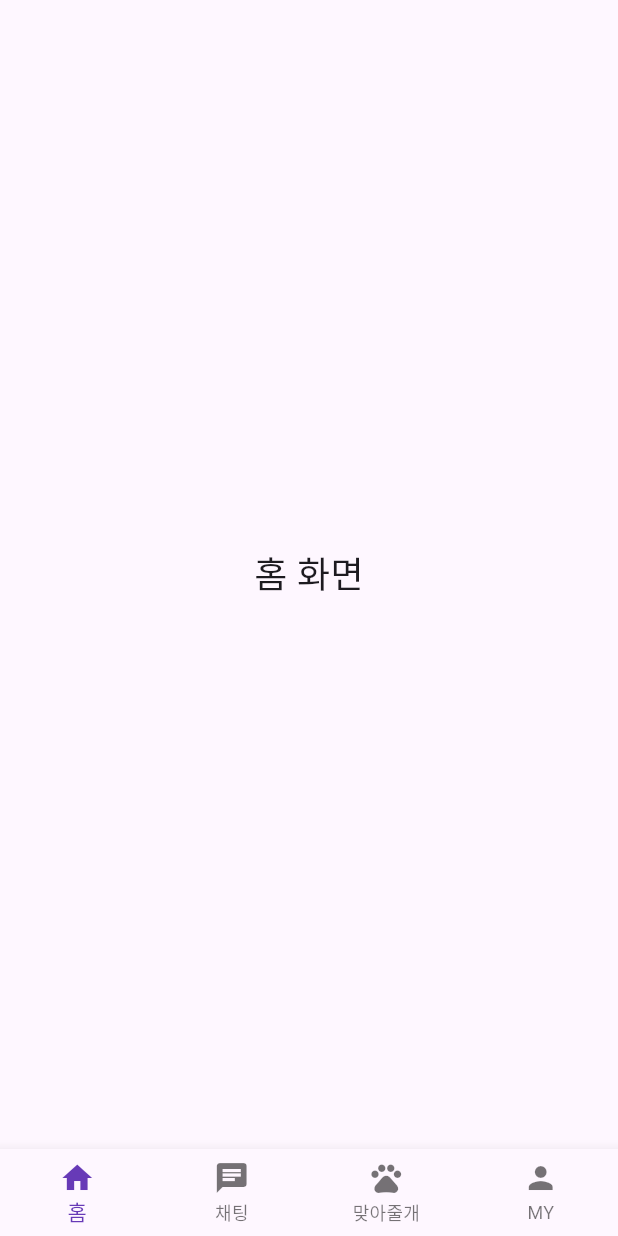
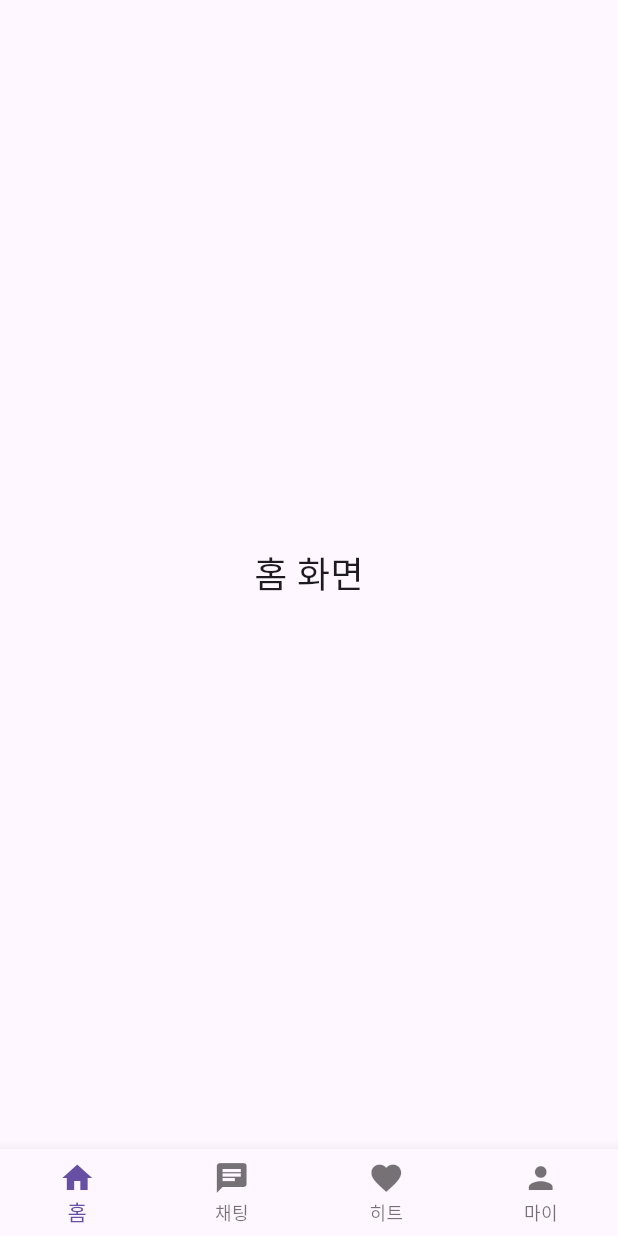
Before and after one commit to Unithon-8th-team/unicon_frontend, a Flutter app: the HomeScreen screen opened directly, on a phone screen of 412 x 824 dp. Run offline on Flutter 3.47's test engine with Material 3 defaults, Android fonts, the phone set to English and light mode, and no system bars; missing offline and left inert: kakao_flutter_sdk_user.

```diff
--- a/lib/home/view/home_screen.dart
+++ b/lib/home/view/home_screen.dart
@@ -31,9 +31,28 @@ class _HomeScreenState extends State<HomeScreen> {
   Widget build(BuildContext context) {
     return Scaffold(
       body: _pages[_selectedIndex],
-      bottomNavigationBar: CustomBottomAppBar(
+      bottomNavigationBar: BottomNavigationBar(
+        type: BottomNavigationBarType.fixed,
         currentIndex: _selectedIndex,
         onTap: _onItemTapped,
+        items: const [
+          BottomNavigationBarItem(
+            icon: Icon(Icons.home),
+            label: '홈',
+          ),
+          BottomNavigationBarItem(
+            icon: Icon(Icons.chat),
+            label: '채팅',
+          ),
+          BottomNavigationBarItem(
+            icon: Icon(Icons.favorite),
+            label: '히트',
+          ),
+          BottomNavigationBarItem(
+            icon: Icon(Icons.person),
+            label: '마이',
+          ),
+        ],
       ),
     );
   }
--- a/lib/main.dart
+++ b/lib/main.dart
@@ -1,9 +1,15 @@
 import 'package:flutter/material.dart';
+import 'package:kakao_flutter_sdk_user/kakao_flutter_sdk_user.dart';
 import 'login/view/login_screen.dart';
 import 'home/view/home_screen.dart';
 import 'chat/view/chat_screen.dart';
 
 void main() {
+  // 카카오 SDK 초기화
+  KakaoSdk.init(
+    nativeAppKey: '833e3e7d3339dd6dd65e8f61447d97f2', // Android/iOS용
+    javaScriptAppKey: '4b1909a2acd5542075d9a7ac26814516', // Web용
+  );
   runApp(const MyApp());
 }
 
```
Also changed, not shown: lib/login/controller/login_controller.dart (added, +25 -0 lines), lib/login/service/kakao_login_service.dart (added, +34 -0 lines), lib/login/view/login_screen.dart (+31 -12 lines), 3 other files.
